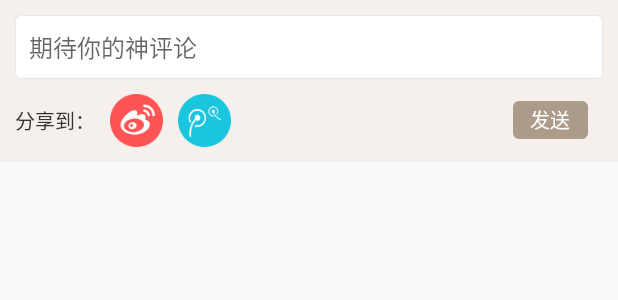
After one commit to Kingwentao/OneJoke, an Android app: the layout detail_comment_dialog.xml on its own in the app's theme, with its tools: preview values and no code run, on a phone screen of 412 x 824 dp. The commit adds this screen. Shown: the top 300 px of the screen. Run offline under Robolectric (Android 15) with nearby library versions, the phone set to English and light mode, and no system bars.

Commit message:
完成自定义dialog的实现

```diff
--- /dev/null
+++ b/app/src/main/res/drawable/bg_comment_submit.xml
@@ -0,0 +1,6 @@
+<?xml version="1.0" encoding="utf-8"?>
+<shape
+  xmlns:android="http://schemas.android.com/apk/res/android">
+    <corners android:radius="4.0dip" />
+    <solid android:color="#ffac9b89" />
+</shape>
--- /dev/null
+++ b/app/src/main/res/drawable/bg_detail_comment_editor.xml
@@ -0,0 +1,8 @@
+<?xml version="1.0" encoding="utf-8"?>
+<shape xmlns:android="http://schemas.android.com/apk/res/android">
+    <corners android:radius="4.0dip" />
+    <stroke
+        android:width="0.5dip"
+        android:color="@color/list_item_divider" />
+    <solid android:color="#ffffffff" />
+</shape>
--- /dev/null
+++ b/app/src/main/res/layout/detail_comment_dialog.xml
@@ -0,0 +1,91 @@
+<?xml version="1.0" encoding="utf-8"?>
+<FrameLayout xmlns:android="http://schemas.android.com/apk/res/android"
+    android:id="@+id/root_view"
+    android:layout_width="fill_parent"
+    android:layout_height="wrap_content">
+
+    <LinearLayout
+        android:layout_width="fill_parent"
+        android:layout_height="wrap_content"
+        android:background="@color/comment_dialog_bg"
+        android:orientation="vertical"
+        android:padding="10.0dip">
+
+        <EditText
+            android:id="@+id/comment_editor"
+            android:layout_width="fill_parent"
+            android:layout_height="wrap_content"
+            android:background="@drawable/bg_detail_comment_editor"
+            android:hint="@string/ss_share_hint"
+            android:maxHeight="120.0dip"
+            android:padding="9.0dip"
+            android:textColor="@color/comment_dialog_content_text"
+            android:textSize="16.0sp" />
+
+        <LinearLayout
+            android:layout_width="fill_parent"
+            android:layout_height="wrap_content"
+            android:layout_marginTop="10.0dip"
+            android:gravity="center_vertical">
+
+            <TextView
+                android:id="@+id/share_label"
+                android:layout_width="wrap_content"
+                android:layout_height="wrap_content"
+                android:layout_centerVertical="true"
+                android:layout_marginRight="10.0dip"
+                android:text="@string/comment_dialog_share_label"
+                android:textColor="@color/comment_dialog_share_text"
+                android:textSize="13.0sp" />
+
+            <LinearLayout
+                android:layout_width="0dp"
+                android:layout_height="wrap_content"
+                android:layout_weight="1">
+
+                <ImageView
+                    android:id="@+id/account_icon_weibo"
+                    android:layout_width="wrap_content"
+                    android:layout_height="wrap_content"
+                    android:src="@drawable/account_icon_weibo" />
+
+                <ImageView
+                    android:id="@+id/account_icon_tencent"
+                    android:layout_width="wrap_content"
+                    android:layout_marginLeft="10dp"
+                    android:layout_height="wrap_content"
+                    android:src="@drawable/account_icon_tencent" />
+
+            </LinearLayout>
+
+            <LinearLayout
+                android:id="@+id/platform_layout"
+                android:layout_width="wrap_content"
+                android:layout_height="wrap_content"
+                android:layout_toRightOf="@id/share_label"
+                android:orientation="horizontal" />
+
+            <TextView
+                android:id="@+id/btnSubmit"
+                android:layout_width="50.0dp"
+                android:layout_height="25.0dp"
+                android:layout_alignParentRight="true"
+                android:layout_centerVertical="true"
+                android:background="@drawable/bg_comment_submit"
+                android:gravity="center"
+                android:text="@string/comment_dialog_send"
+                android:textColor="@color/comment_dialog_submit_text"
+                android:textSize="13.0sp" />
+
+            <TextView
+                android:id="@+id/text_limit"
+                android:layout_width="wrap_content"
+                android:layout_height="wrap_content"
+                android:layout_centerVertical="true"
+                android:layout_marginRight="10.0dip"
+                android:layout_toLeftOf="@id/btnSubmit"
+                android:textSize="13.0sp"
+                android:visibility="invisible" />
+        </LinearLayout>
+    </LinearLayout>
+</FrameLayout>
--- a/app/src/main/res/values/colors.xml
+++ b/app/src/main/res/values/colors.xml
@@ -3,4 +3,10 @@
     <color name="colorPrimary">#008577</color>
     <color name="colorPrimaryDark">#00574B</color>
     <color name="colorAccent">#D81B60</color>
+
+    <color name="comment_dialog_bg">#fff5f0ec</color>
+    <color name="comment_dialog_content_text">#ff5c6266</color>
+    <color name="list_item_divider">#ffe6e6e6</color>
+    <color name="comment_dialog_share_text">#ff333333</color>
+    <color name="comment_dialog_submit_text">#ffffffff</color>
 </resources>
--- /dev/null
+++ b/app/src/main/res/values/dimens.xml
@@ -0,0 +1,5 @@
+<resources>
+    <!-- Default screen margins, per the Android Design guidelines. -->
+    <dimen name="activity_horizontal_margin">16dp</dimen>
+    <dimen name="activity_vertical_margin">16dp</dimen>
+</resources>
--- a/app/src/main/res/values/strings.xml
+++ b/app/src/main/res/values/strings.xml
@@ -1,3 +1,7 @@
 <resources>
     <string name="app_name">OneJoke</string>
+
+    <string name="ss_share_hint">期待你的神评论</string>
+    <string name="comment_dialog_send">发送</string>
+    <string name="comment_dialog_share_label">分享到：</string>
 </resources>
```
Also changed, not shown: app/src/main/java/com/example/onejoke/MainActivity.kt (+24 -4 lines), app/src/main/res/layout/activity_main.xml (+10 -11 lines), baselibrary/src/main/java/com/example/baselibrary/dialog/AlertController.kt (+88 -19 lines), baselibrary/src/main/java/com/example/baselibrary/dialog/AlertDialog.kt (+56 -17 lines), baselibrary/src/main/java/com/example/baselibrary/dialog/DialogViewHelper.kt (+71 -1 lines), baselibrary/src/main/res/anim/dialog_from_bottom_anim_in.xml (added, +11 -0 lines), baselibrary/src/main/res/anim/dialog_from_bottom_anim_out.xml (added, +11 -0 lines), baselibrary/src/main/res/anim/dialog_scale_anim_in.xml (added, +39 -0 lines), baselibrary/src/main/res/anim/dialog_scale_anim_out.xml (added, +19 -0 lines), baselibrary/src/main/res/values/styles.xml (+18 -2 lines), app/src/main/res/drawable-xhdpi/account_icon_tencent.png (added), app/src/main/res/drawable-xhdpi/account_icon_weibo.png (added), app/src/main/res/drawable-xxhdpi/account_icon_tencent.png (added), app/src/main/res/drawable-xxhdpi/account_icon_weibo.png (added).
